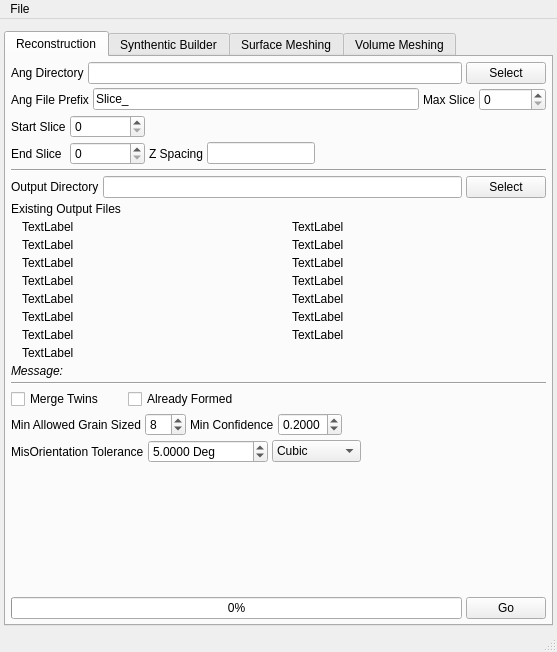
Before: the Qt Designer form Source/AIM/GUI/UI_Files/RepresentationUI.ui in BlueQuartzSoftware/DREAM3D, drawn with Qt 5.
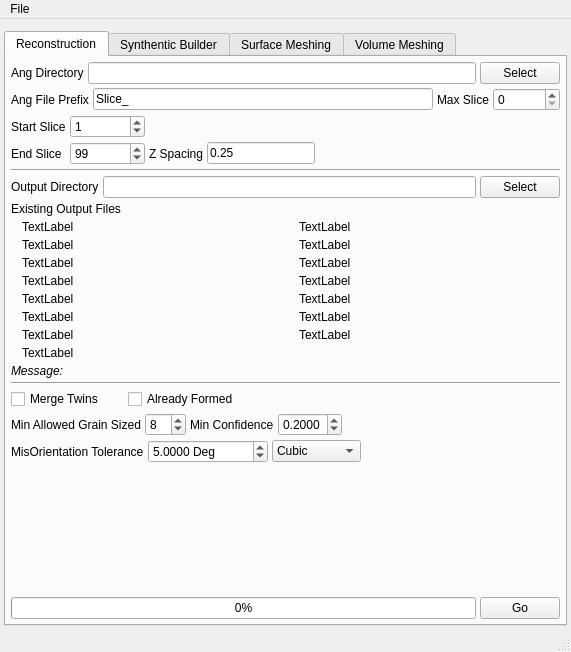
After: the same form once the commit is applied. The open tabs and pages were chosen to show the change. Icons and pictures are not drawn.

Patch:
```diff
--- a/Source/AIM/GUI/UI_Files/RepresentationUI.ui
+++ b/Source/AIM/GUI/UI_Files/RepresentationUI.ui
@@ -6,7 +6,7 @@
    <rect>
     <x>0</x>
     <y>0</y>
-    <width>557</width>
+    <width>571</width>
     <height>652</height>
    </rect>
   </property>
@@ -120,6 +120,9 @@
               <verstretch>0</verstretch>
              </sizepolicy>
             </property>
+            <property name="text">
+             <string>0.25</string>
+            </property>
            </widget>
           </item>
           <item row="1" column="0">
@@ -137,6 +140,12 @@
               <height>0</height>
              </size>
             </property>
+            <property name="maximum">
+             <number>10000000</number>
+            </property>
+            <property name="value">
+             <number>99</number>
+            </property>
            </widget>
           </item>
           <item row="0" column="1">
@@ -147,6 +156,9 @@
               <height>0</height>
              </size>
             </property>
+            <property name="value">
+             <number>1</number>
+            </property>
            </widget>
           </item>
           <item row="0" column="4" rowspan="2">
@@ -1804,7 +1816,7 @@
     <rect>
      <x>0</x>
      <y>0</y>
-     <width>557</width>
+     <width>571</width>
      <height>22</height>
     </rect>
    </property>
```
Left out of the diff: 53 changed lines with no effect on the pictures.
